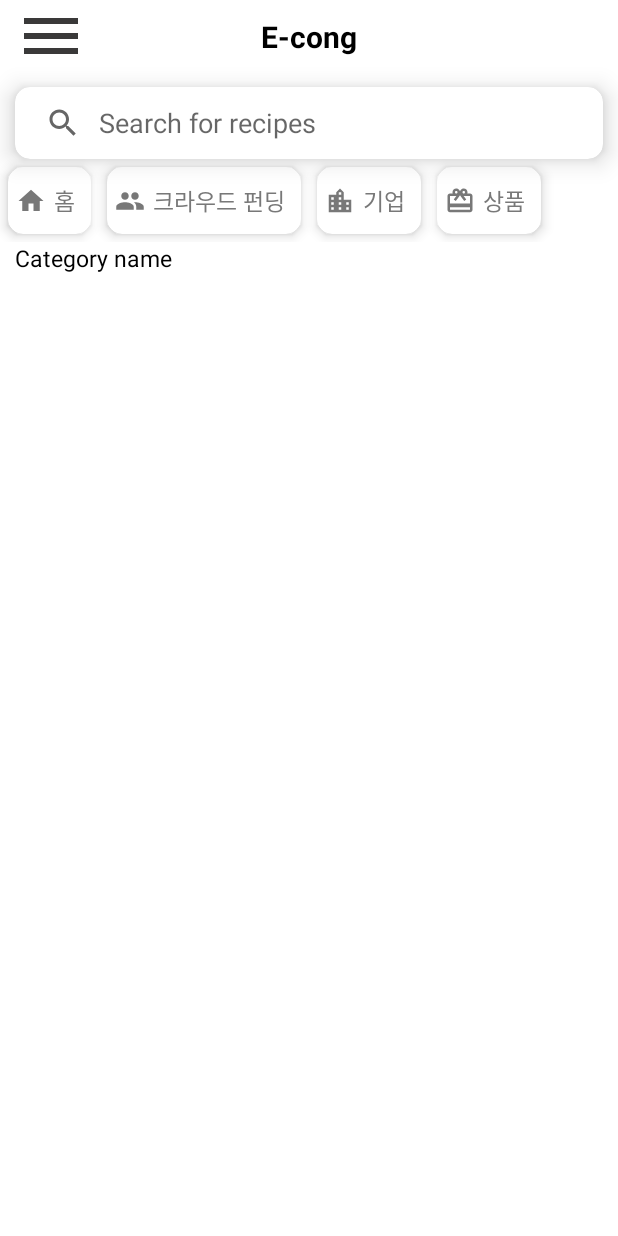
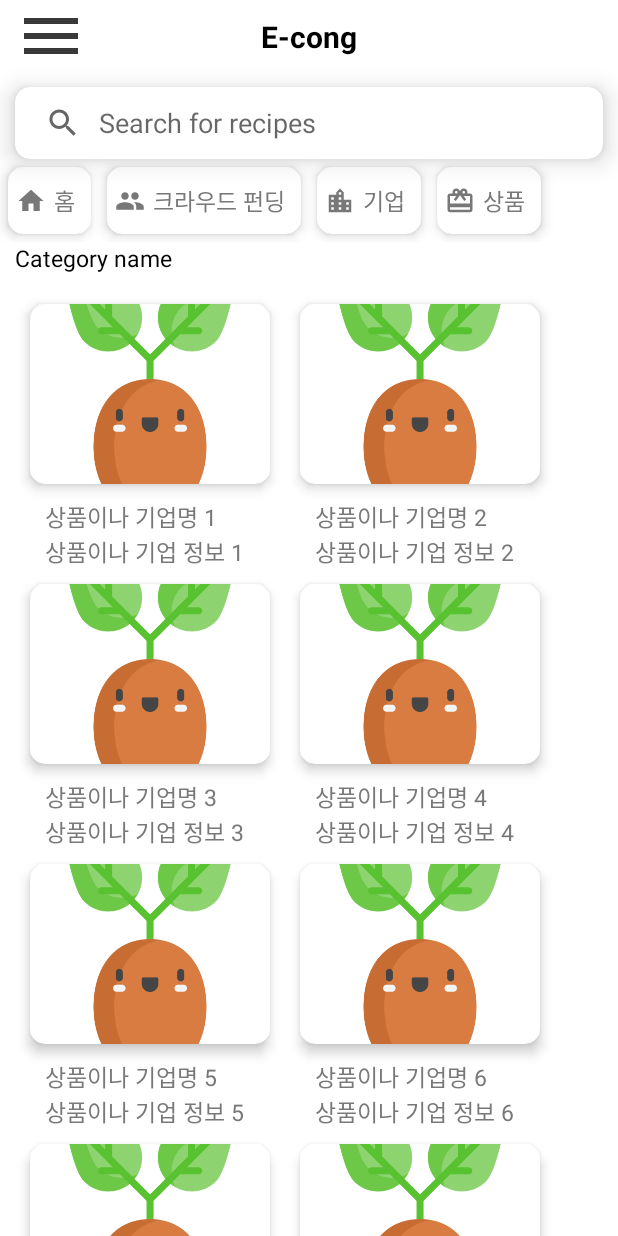
Before and after one commit to jejxis/Econg, an Android app: the screen it shows after launch (HomeActivity), on a phone screen of 412 x 824 dp. Run offline under Robolectric (Android 15) with nearby library versions, the phone set to English and light mode, and no system bars.

Commit message:
recyclerview layout

```diff
--- /dev/null
+++ b/app/src/main/java/net/flow9/thisiskotlin/econgdesign/CustomAdapter.kt
@@ -0,0 +1,37 @@
+package net.flow9.thisiskotlin.econgdesign
+
+import android.view.LayoutInflater
+import android.view.ViewGroup
+import android.widget.Toast
+import androidx.recyclerview.widget.RecyclerView
+import net.flow9.thisiskotlin.econgdesign.databinding.ItemItemsBinding
+import net.flow9.thisiskotlin.econgdesign.data.Memo
+
+class CustomAdapter: RecyclerView.Adapter<Holder>() {
+    var listData = mutableListOf<Memo>()//어댑터에서 사용할 목록변수
+    override fun onCreateViewHolder(parent: ViewGroup, viewType: Int): Holder {//한 화면에 생성할 레이아웃 개수 = 한 화면에 생성할 아이템 개수-> 아이템 레이아웃 생성
+        val binding = ItemItemsBinding.inflate(LayoutInflater.from(parent.context), parent, false)//여기서 만들어 놓은 item_recycler를 붙이는 건가? 그런듯.
+        return Holder(binding)
+    }
+
+    override fun onBindViewHolder(holder: Holder, position: Int) {//아이템 레이아웃에 값 입력 후 출력 -> 생성된 뷰 홀더를 보여줌.
+        val memo = listData.get(position)
+        holder.setMemo(memo)
+    }
+
+    override fun getItemCount(): Int {// 목록에 나오는 아이템 개수
+        return listData.size
+    }
+}
+class Holder(val binding: ItemItemsBinding): RecyclerView.ViewHolder(binding.root){
+    init{
+        binding.root.setOnClickListener {
+            Toast.makeText(binding.root.context, "클릭된 아이템 = ${binding.subName.text}", Toast.LENGTH_LONG).show()//클릭 이벤트
+        }
+    }
+    fun setMemo(memo: Memo) {
+        binding.subName.text = "${memo.title}"
+        binding.subInfo.text = "${memo.info}"
+    }
+
+}
--- a/app/src/main/java/net/flow9/thisiskotlin/econgdesign/HomeActivity.kt
+++ b/app/src/main/java/net/flow9/thisiskotlin/econgdesign/HomeActivity.kt
@@ -1,14 +1,14 @@
 package net.flow9.thisiskotlin.econgdesign
 
-import android.R
 import android.os.Bundle
 import android.view.MenuItem
-import android.widget.TextView
 import androidx.appcompat.app.AppCompatActivity
 import androidx.core.view.GravityCompat
+import androidx.recyclerview.widget.StaggeredGridLayoutManager
 import com.google.android.material.navigation.NavigationView
+import net.flow9.thisiskotlin.econgdesign.data.Memo
 import net.flow9.thisiskotlin.econgdesign.databinding.ActivityHomeBinding
-import net.flow9.thisiskotlin.econgdesign.databinding.MenuHeaderBinding
+
 
 class HomeActivity : AppCompatActivity(), NavigationView.OnNavigationItemSelectedListener {
     val binding by lazy {ActivityHomeBinding.inflate(layoutInflater)}
@@ -21,6 +21,17 @@ class HomeActivity : AppCompatActivity(), NavigationView.OnNavigationItemSelecte
         }
 
         binding.naviView.setNavigationItemSelectedListener(this)//내비게이션 메뉴 아이템에 클릭 속성 부여
+
+        val data: MutableList<Memo> = loadData()
+
+        var adapter = CustomAdapter()
+        adapter.listData = data
+
+        binding.rvItems.adapter = adapter
+
+        val staggeredGridLayoutManager =
+            StaggeredGridLayoutManager(2, StaggeredGridLayoutManager.VERTICAL)
+        binding.rvItems.layoutManager = staggeredGridLayoutManager
 
     }
 
@@ -36,4 +47,18 @@ class HomeActivity : AppCompatActivity(), NavigationView.OnNavigationItemSelecte
         TODO("Not yet implemented")
     }
 
+    fun loadData(): MutableList<Memo>{
+        val data: MutableList<Memo> = mutableListOf()
+
+        for(no in 1..100){
+            val title = "상품이나 기업명 ${no}"
+            val info = "상품이나 기업 정보 ${no}"
+
+            var memo = Memo(title, info)
+            data.add(memo)
+        }
+
+        return data
+    }
+
 }
--- /dev/null
+++ b/app/src/main/java/net/flow9/thisiskotlin/econgdesign/data/Memo.kt
@@ -0,0 +1,3 @@
+package net.flow9.thisiskotlin.econgdesign.data
+
+data class Memo(var title: String, var info: String)
--- a/app/src/main/res/layout/item_items.xml
+++ b/app/src/main/res/layout/item_items.xml
@@ -1,8 +1,9 @@
 <?xml version="1.0" encoding="utf-8"?>
 <LinearLayout xmlns:android="http://schemas.android.com/apk/res/android"
     xmlns:app="http://schemas.android.com/apk/res-auto"
-    android:layout_width="wrap_content"
+    android:layout_width="match_parent"
     android:layout_height="wrap_content"
+    android:gravity="center_horizontal"
     android:orientation="vertical">
 
     <androidx.cardview.widget.CardView
@@ -13,10 +14,11 @@
         app:cardElevation="5dp">
 
         <ImageView
-            android:id="@+id/img_sub1"
+            android:id="@+id/img_sub"
             android:layout_width="match_parent"
             android:layout_height="match_parent"
-            android:scaleType="centerCrop" />
+            android:scaleType="centerCrop"
+            android:src="@drawable/instead_of_logo"/>
 
 
     </androidx.cardview.widget.CardView>
@@ -28,7 +30,7 @@
 
 
         <TextView
-            android:id="@+id/sub_name1"
+            android:id="@+id/sub_name"
             android:layout_width="160dp"
             android:layout_height="wrap_content"
             android:maxLines="2"
@@ -38,7 +40,7 @@
             android:textSize="15sp" />
 
         <TextView
-            android:id="@+id/sub_info1"
+            android:id="@+id/sub_info"
             android:layout_width="160dp"
             android:layout_height="wrap_content"
             android:maxLines="2"
```
Also changed, not shown: app/src/main/res/layout/activity_detail_pur.xml (+0 -21 lines).
